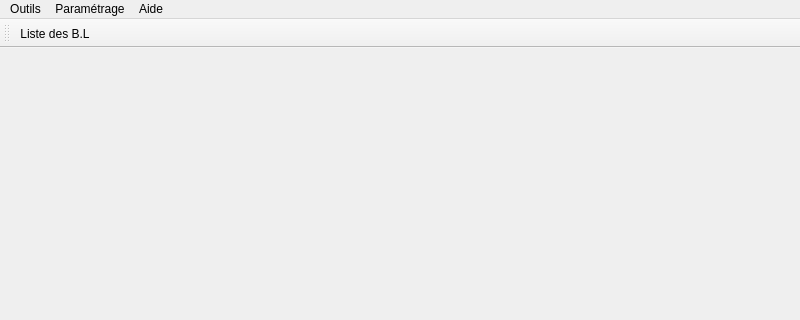
The window that mainwindow.ui (CIMFASO/desktop) describes before a commit, drawn with Qt 5; both pictures show x 0 to 800 and y 0 to 320 of the 800 by 600 pixel window.
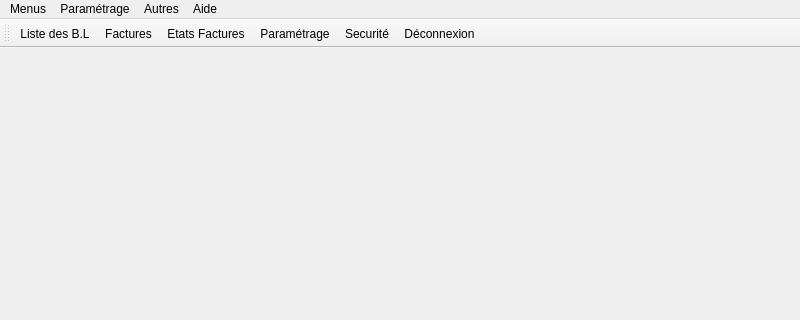
The same window after the commit. Icons and pictures are not drawn.

What changed in the file:
```diff
--- a/mainwindow.ui
+++ b/mainwindow.ui
@@ -40,7 +40,7 @@
    </property>
    <widget class="QMenu" name="menuOutils">
     <property name="title">
-     <string>Outils</string>
+     <string>Menus</string>
     </property>
     <addaction name="actionListe_des_B_L"/>
     <addaction name="actionFactures"/>
@@ -57,15 +57,27 @@
     </property>
     <addaction name="actionTransporteur"/>
     <addaction name="actionDestination"/>
+    <addaction name="actionTaxes"/>
+   </widget>
+   <widget class="QMenu" name="menuAutres">
+    <property name="title">
+     <string>Autres</string>
+    </property>
+    <addaction name="actionTaille_de_police"/>
+    <addaction name="actionDeconnexion"/>
    </widget>
    <addaction name="menuOutils"/>
    <addaction name="menuParam_trage"/>
+   <addaction name="menuAutres"/>
    <addaction name="menuAide"/>
   </widget>
   <widget class="QToolBar" name="toolBar">
    <property name="windowTitle">
     <string>toolBar</string>
    </property>
+   <property name="toolButtonStyle">
+    <enum>Qt::ToolButtonTextUnderIcon</enum>
+   </property>
    <attribute name="toolBarArea">
     <enum>TopToolBarArea</enum>
    </attribute>
@@ -73,6 +85,11 @@
     <bool>false</bool>
    </attribute>
    <addaction name="actionListe_des_B_L"/>
+   <addaction name="actionFactures"/>
+   <addaction name="actionEtats_Factures"/>
+   <addaction name="actionParam_trage"/>
+   <addaction name="actionSecurit"/>
+   <addaction name="actionDeconnexion"/>
   </widget>
   <action name="actionListe_des_B_L">
    <property name="text">
@@ -99,6 +116,52 @@
     <string>Factures</string>
    </property>
   </action>
+  <action name="actionTaxes">
+   <property name="text">
+    <string>Taxes</string>
+   </property>
+  </action>
+  <action name="actionA_Propos">
+   <property name="text">
+    <string>A Propos</string>
+   </property>
+  </action>
+  <action name="actionSecurit">
+   <property name="icon">
+    <iconset resource="ressources/images.qrc">
+     <normaloff>:/images/security.png</normaloff>:/images/security.png</iconset>
+   </property>
+   <property name="text">
+    <string>Securité</string>
+   </property>
+  </action>
+  <action name="actionDeconnexion">
+   <property name="icon">
+    <iconset resource="ressources/images.qrc">
+     <normaloff>:/images/deconnexion.png</normaloff>:/images/deconnexion.png</iconset>
+   </property>
+   <property name="text">
+    <string>Déconnexion</string>
+   </property>
+  </action>
+  <action name="actionParam_trage">
+   <property name="icon">
+    <iconset resource="ressources/images.qrc">
+     <normaloff>:/images/setting_icon.png</normaloff>:/images/setting_icon.png</iconset>
+   </property>
+   <property name="text">
+    <string>Paramétrage</string>
+   </property>
+  </action>
+  <action name="actionEtats_Factures">
+   <property name="icon">
+    <iconset resource="ressources/images.qrc">
+     <normaloff>:/images/trend.png</normaloff>:/images/trend.png</iconset>
+   </property>
+   <property name="text">
+    <string>Etats Factures</string>
+   </property>
+  </action>
  </widget>
  <resources/>
  <connections/>
```
Left out of the diff: 21 changed lines with no effect on the pictures.
